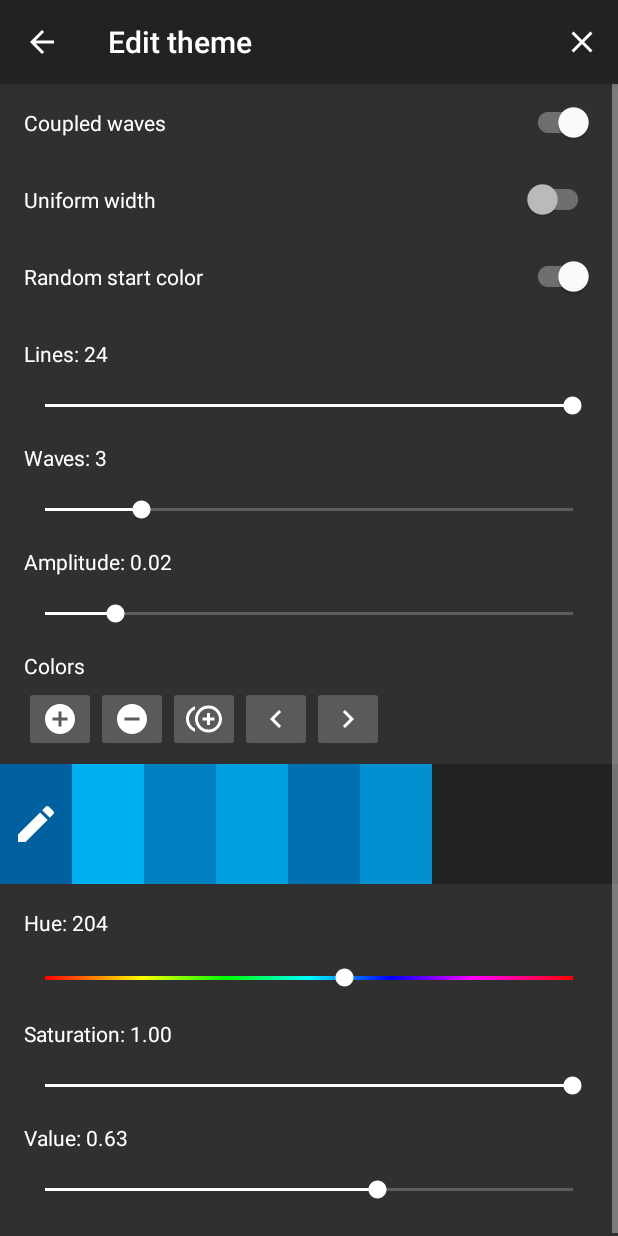
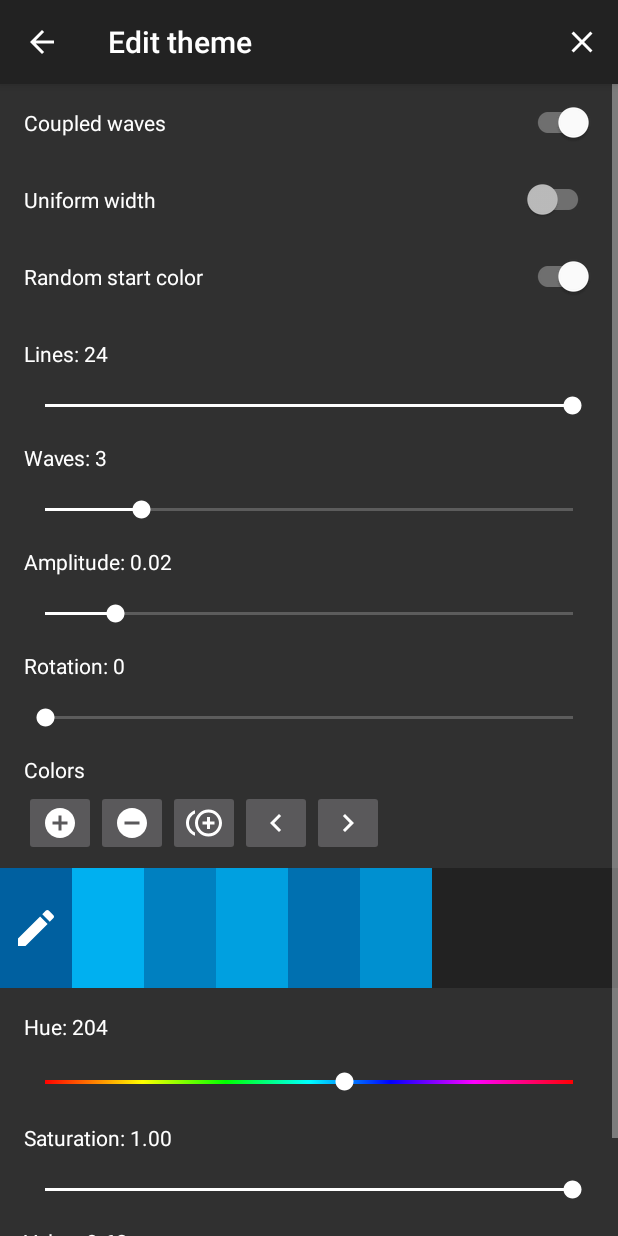
Before and after one commit to markusfisch/WaveLinesWallpaper, an Android app: the screen it shows after launch (MainActivity), after a tap on "Edit theme", on a phone screen of 412 x 824 dp. Run offline under Robolectric (Android 15) with nearby library versions, the phone set to English and light mode, and no system bars.

Commit message:
Add rotation for wave lines

```diff
--- a/app/src/main/java/de/markusfisch/android/wavelines/database/Database.java
+++ b/app/src/main/java/de/markusfisch/android/wavelines/database/Database.java
@@ -19,6 +19,7 @@ public class Database {
 	public static final String THEMES_LINES = "lines";
 	public static final String THEMES_WAVES = "waves";
 	public static final String THEMES_AMPLITUDE = "amplitude";
+	public static final String THEMES_ROTATION = "rotation";
 	public static final String THEMES_COLORS = "colors";
 
 	private SQLiteDatabase db;
@@ -38,6 +39,7 @@ public class Database {
 						THEMES_LINES + "," +
 						THEMES_WAVES + "," +
 						THEMES_AMPLITUDE + "," +
+						THEMES_ROTATION + "," +
 						THEMES_COLORS +
 						" FROM " + THEMES +
 						" ORDER BY " + THEMES_ID,
@@ -75,6 +77,7 @@ public class Database {
 						THEMES_LINES + "," +
 						THEMES_WAVES + "," +
 						THEMES_AMPLITUDE + "," +
+						THEMES_ROTATION + "," +
 						THEMES_COLORS +
 						" FROM " + THEMES +
 						" WHERE " + THEMES_ID + "=" + id,
@@ -138,6 +141,7 @@ public class Database {
 				cursor.getInt(cursor.getColumnIndex(THEMES_LINES)),
 				cursor.getInt(cursor.getColumnIndex(THEMES_WAVES)),
 				cursor.getFloat(cursor.getColumnIndex(THEMES_AMPLITUDE)),
+				cursor.getInt(cursor.getColumnIndex(THEMES_ROTATION)),
 				colorsFromCursor(cursor));
 	}
 
@@ -161,13 +165,14 @@ public class Database {
 		cv.put(THEMES_LINES, theme.lines);
 		cv.put(THEMES_WAVES, theme.waves);
 		cv.put(THEMES_AMPLITUDE, theme.amplitude);
+		cv.put(THEMES_ROTATION, theme.rotation);
 		cv.put(THEMES_COLORS, bb.array());
 
 		return cv;
 	}
 
 	private static void insertDefaultThemes(SQLiteDatabase db) {
-		insertTheme(db, new Theme(true, false, true, 24, 3, .02f, new int[]{
+		insertTheme(db, new Theme(true, false, true, 24, 3, .02f, 0, new int[]{
 			0xff0060a0,
 			0xff00b0f0,
 			0xff0080c0,
@@ -175,17 +180,17 @@ public class Database {
 			0xff0070b0,
 			0xff0090d0
 		}));
-		insertTheme(db, new Theme(false, false, true, 4, 2, .04f, new int[]{
+		insertTheme(db, new Theme(false, false, true, 4, 2, .04f, 0, new int[]{
 			0xff00b06c,
 			0xff007ac6,
 			0xffe86f13,
 			0xffcf6310
 		}));
-		insertTheme(db, new Theme(false, false, false, 2, 3, .05f, new int[]{
+		insertTheme(db, new Theme(false, false, false, 2, 3, .05f, 0, new int[]{
 			0xffbd8119,
 			0xfff7aa21
 		}));
-		insertTheme(db, new Theme(true, false, false, 4, 3, .02f, new int[]{
+		insertTheme(db, new Theme(true, false, false, 4, 3, .02f, 0, new int[]{
 			0xff8c2fb5,
 			0xffb33ce8,
 			0xff58299f,
@@ -203,6 +208,7 @@ public class Database {
 				THEMES_LINES + " INTEGER," +
 				THEMES_WAVES + " INTEGER," +
 				THEMES_AMPLITUDE + " DOUBLE," +
+				THEMES_ROTATION + " INTEGER," +
 				THEMES_COLORS + " BLOB);");
 	}
 
@@ -211,9 +217,14 @@ public class Database {
 				" ADD COLUMN " + THEMES_SHUFFLE + " INTEGER;");
 	}
 
+	private static void addRotation(SQLiteDatabase db) {
+		db.execSQL("ALTER TABLE " + THEMES +
+				" ADD COLUMN " + THEMES_ROTATION + " INTEGER;");
+	}
+
 	private static class OpenHelper extends SQLiteOpenHelper {
 		public OpenHelper(Context context) {
-			super(context, "themes.db", null, 2);
+			super(context, "themes.db", null, 3);
 		}
 
 		@Override
@@ -237,6 +248,9 @@ public class Database {
 			if (oldVersion < 2) {
 				addShuffle(db);
 			}
+			if (oldVersion < 3) {
+				addRotation(db);
+			}
 		}
 	}
 }
--- a/app/src/main/java/de/markusfisch/android/wavelines/database/Theme.java
+++ b/app/src/main/java/de/markusfisch/android/wavelines/database/Theme.java
@@ -11,6 +11,7 @@ public class Theme {
 	public final int lines;
 	public final int waves;
 	public final float amplitude;
+	public final int rotation;
 	public final int colors[];
 	public final WaveLinesRenderer.WaveLine waveLines[];
 
@@ -21,6 +22,7 @@ public class Theme {
 		lines = 2 + (int) Math.round(Math.random() * 8);
 		waves = 1 + (int) Math.round(Math.random() * 5);
 		amplitude = .02f + Math.round(Math.random() * .13f);
+		rotation = 0;
 		int ncolors = 2 + (int) Math.round(Math.random() * 4);
 		colors = new int[ncolors];
 		colors[0] = 0xff000000 | (int) Math.round(Math.random() * 0xffffff);
@@ -37,6 +39,7 @@ public class Theme {
 			int lines,
 			int waves,
 			float amplitude,
+			int rotation,
 			int colors[]) {
 		this.coupled = coupled;
 		this.uniform = uniform;
@@ -44,6 +47,7 @@ public class Theme {
 		this.lines = lines;
 		this.waves = waves;
 		this.amplitude = amplitude;
+		this.rotation = rotation;
 		this.colors = colors.clone();
 		waveLines = new WaveLinesRenderer.WaveLine[lines];
 	}
--- a/app/src/main/java/de/markusfisch/android/wavelines/fragment/ThemeEditorFragment.java
+++ b/app/src/main/java/de/markusfisch/android/wavelines/fragment/ThemeEditorFragment.java
@@ -57,6 +57,8 @@ public class ThemeEditorFragment extends Fragment {
 					wavesBar.getProgress()));
 			amplitudeLabel.setText(String.format(amplitudeTemplate,
 					amplitudeBar.getProgress() / 100f));
+			rotationLabel.setText(String.format(rotationTemplate,
+					rotationBar.getProgress()));
 		}
 
 		@Override
@@ -79,6 +81,9 @@ public class ThemeEditorFragment extends Fragment {
 	private TextView amplitudeLabel;
 	private String amplitudeTemplate;
 	private SeekBar amplitudeBar;
+	private TextView rotationLabel;
+	private String rotationTemplate;
+	private SeekBar rotationBar;
 	private HorizontalScrollView colorsScroll;
 	private LinearLayout colorsList;
 	private TextView hueLabel;
@@ -164,6 +169,7 @@ public class ThemeEditorFragment extends Fragment {
 			linesBar.getProgress(),
 			wavesBar.getProgress(),
 			amplitudeBar.getProgress() / 100f,
+			rotationBar.getProgress(),
 			toArray(colors)
 		);
 	}
@@ -184,6 +190,10 @@ public class ThemeEditorFragment extends Fragment {
 		amplitudeTemplate = getString(R.string.amplitude);
 		amplitudeBar = view.findViewById(R.id.amplitude);
 		amplitudeBar.setOnSeekBarChangeListener(updateLabelsListener);
+		rotationLabel = view.findViewById(R.id.rotation_label);
+		rotationTemplate = getString(R.string.rotation);
+		rotationBar = view.findViewById(R.id.rotation);
+		rotationBar.setOnSeekBarChangeListener(updateLabelsListener);
 		colorsScroll = view.findViewById(R.id.colors_scroll);
 		colorsList = view.findViewById(R.id.colors);
 		hueLabel = view.findViewById(R.id.hue_label);
@@ -251,6 +261,7 @@ public class ThemeEditorFragment extends Fragment {
 		linesBar.setProgress(theme.lines);
 		wavesBar.setProgress(theme.waves);
 		amplitudeBar.setProgress((int) Math.round(theme.amplitude * 100f));
+		rotationBar.setProgress(theme.rotation);
 		toList(colors, theme.colors);
 		colorsList.removeAllViews();
 		for (int color : colors) {
--- a/app/src/main/java/de/markusfisch/android/wavelines/graphics/WaveLinesRenderer.java
+++ b/app/src/main/java/de/markusfisch/android/wavelines/graphics/WaveLinesRenderer.java
@@ -17,6 +17,7 @@ public class WaveLinesRenderer {
 	private float amplitudeMin;
 	private float width;
 	private float height;
+	private float maxSize;
 	private boolean themeUpdate = true;
 	private boolean sizeUpdate = true;
 
@@ -40,6 +41,17 @@ public class WaveLinesRenderer {
 			}
 		}
 
+		canvas.save();
+		{
+			float cx = width * .5f;
+			float cy = height * .5f;
+			canvas.translate(cx, cy);
+			canvas.rotate(theme.rotation);
+			canvas.translate(
+					(maxSize - width) * -.5f - cx,
+					(maxSize - height) * -.5f - cy);
+		}
+
 		final double elapsed = delta / 1000.0;
 		float r = 0;
 
@@ -47,7 +59,7 @@ public class WaveLinesRenderer {
 			WaveLine wl = theme.waveLines[i];
 			flow(wl, elapsed);
 
-			if (r > height) {
+			if (r > maxSize) {
 				continue;
 			}
 
@@ -64,7 +76,7 @@ public class WaveLinesRenderer {
 				path.moveTo(lx, ly);
 
 				if (y == 0) {
-					x = width;
+					x = maxSize;
 					path.lineTo(x, y);
 				} else {
 					final float a = wl.amplitude;
@@ -81,7 +93,7 @@ public class WaveLinesRenderer {
 								y
 						);
 
-						if (x > width) {
+						if (x > maxSize) {
 							break;
 						}
 					}
@@ -96,6 +108,8 @@ public class WaveLinesRenderer {
 			paint.setColor(wl.color);
 			canvas.drawPath(path, paint);
 		}
+
+		canvas.restore();
 	}
 
 	private boolean create() {
@@ -109,7 +123,7 @@ public class WaveLinesRenderer {
 		}
 
 		// calculate sizes relative to screen size
-		final float maxSize = Math.max(width, height);
+		maxSize = (float) Math.sqrt(width*width + height*height);
 
 		thicknessMax = (float) Math.ceil(
 				(maxSize / theme.lines) * 2f);
@@ -196,8 +210,8 @@ public class WaveLinesRenderer {
 								amplitudeMax * .37f :
 								(float) Math.random() * amplitudeMax * .75f),
 						-(float) Math.random() * length * 2,
-						width * .01f + (float) Math.random() *
-								(width * .03125f),
+						maxSize * .01f + (float) Math.random() *
+								(maxSize * .03125f),
 						color,
 						yang
 					);
--- a/app/src/main/res/layout/fragment_theme_editor.xml
+++ b/app/src/main/res/layout/fragment_theme_editor.xml
@@ -60,6 +60,16 @@
 			style="@style/EditorSeekBar"
 			android:id="@+id/amplitude"
 			android:max="15"/>
+		<TextView
+			android:id="@+id/rotation_label"
+			android:layout_width="match_parent"
+			android:layout_height="wrap_content"
+			android:text="@string/rotation"
+			android:padding="16dp"/>
+		<SeekBar
+			style="@style/EditorSeekBar"
+			android:id="@+id/rotation"
+			android:max="359"/>
 		<TextView
 			android:layout_width="match_parent"
 			android:layout_height="wrap_content"
--- a/app/src/main/res/values/strings.xml
+++ b/app/src/main/res/values/strings.xml
@@ -16,6 +16,7 @@
 	<string name="lines">Lines: %d</string>
 	<string name="waves">Waves: %d</string>
 	<string name="amplitude">Amplitude: %.02f</string>
+	<string name="rotation">Rotation: %d</string>
 	<string name="colors">Colors</string>
 	<string name="add_color">Add color</string>
 	<string name="remove_color">Remove color</string>
```
